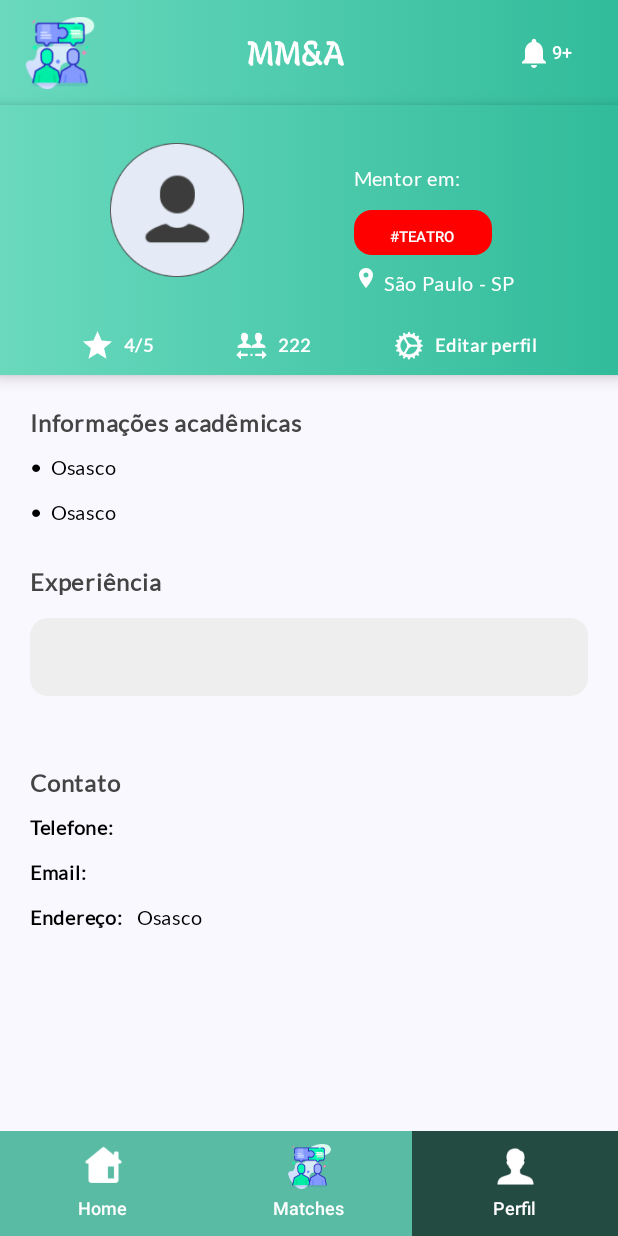
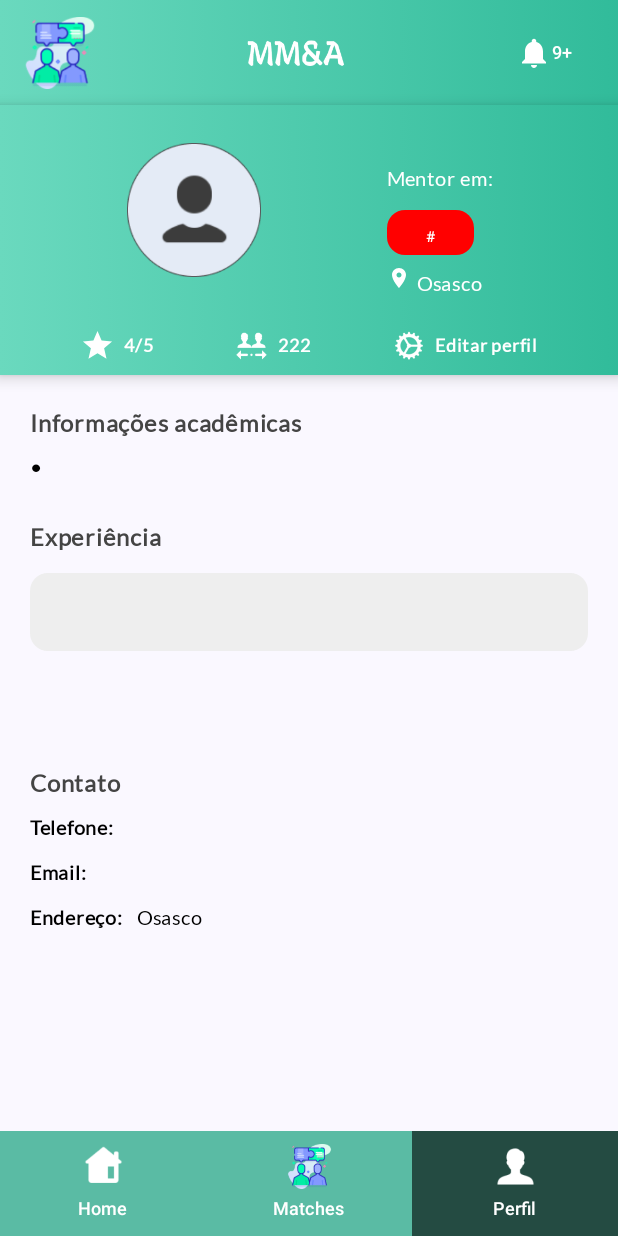
Before and after one commit to DanielaAlmeiida/Challenge-DB1, an Android app built with Jetpack Compose: the PerfilScreen screen opened through its navigation route, on a phone screen of 412 x 824 dp. Run offline under Robolectric (Android 15) with nearby library versions, the phone set to English and light mode, and no system bars; our stand-ins replace accompanist.

Commit message:
Exibição correta dos dados do usuário no perfil

```diff
--- a/app/src/main/java/br/com/fiap/sowa/ui/components/PerfilDados.kt
+++ b/app/src/main/java/br/com/fiap/sowa/ui/components/PerfilDados.kt
@@ -23,7 +23,13 @@ import br.com.fiap.sowa.R
 
 
 @Composable
-fun PerfilDados(telefone: String, email: String, endereco: String, descricao: String) {
+fun PerfilDados(
+    telefone: String,
+    email: String,
+    academicas: String,
+    experiencias: String,
+    cidade: String
+) {
     Column(
         horizontalAlignment = Alignment.Start,
         modifier = Modifier
@@ -44,8 +50,7 @@ fun PerfilDados(telefone: String, email: String, endereco: String, descricao: St
                 color = Color.DarkGray
             )
             Spacer(modifier = Modifier.height(6.dp))
-            PerfilComponenteDado(text = "•", dado = endereco)
-            PerfilComponenteDado(text = "•", dado = endereco)
+            PerfilComponenteDado(text = "•", dado = academicas)
             Spacer(modifier = Modifier.height(16.dp))
         }
 
@@ -68,7 +73,7 @@ fun PerfilDados(telefone: String, email: String, endereco: String, descricao: St
                 )  {
                     Spacer(modifier = Modifier.height(16.dp))
                     Text(
-                            text = descricao,
+                            text = experiencias,
                             fontSize = 13.sp,
                             fontWeight = FontWeight.Light,
                             color = Color.Black,
@@ -95,7 +100,7 @@ fun PerfilDados(telefone: String, email: String, endereco: String, descricao: St
             Spacer(modifier = Modifier.height(6.dp))
             PerfilComponenteDado(text = "Telefone: ", dado = telefone)
             PerfilComponenteDado(text = "Email: ", dado = email)
-            PerfilComponenteDado(text = "Endereço: ", dado = endereco)
+            PerfilComponenteDado(text = "Endereço: ", dado = cidade)
         }
 
     }
--- a/app/src/main/java/br/com/fiap/sowa/ui/components/PerfilHeader.kt
+++ b/app/src/main/java/br/com/fiap/sowa/ui/components/PerfilHeader.kt
@@ -39,12 +39,12 @@ import br.com.fiap.sowa.R
 fun PreviewPerfilHeader() {
     val navController = rememberNavController()
     Box(modifier = Modifier.fillMaxSize()) {
-        PerfilHeader("E.E. Prof José Barreto", "Teatro, Dança", "4/5", "222")
+        PerfilHeader("E.E. Prof José Barreto", "Teatro, Dança", "São Paulo","4/5", "222")
     }
 }
 
 @Composable
-fun PerfilHeader(nome: String, areas: String, avaliacao: String, numbConnections: String) {
+fun PerfilHeader(nome: String, areas: String, cidade: String, avaliacao: String, numbConnections: String) {
     Column(
         verticalArrangement = Arrangement.Center,
         horizontalAlignment = Alignment.CenterHorizontally,
@@ -112,7 +112,7 @@ fun PerfilHeader(nome: String, areas: String, avaliacao: String, numbConnections
                 Spacer(modifier = Modifier.width(8.dp))
 
                 Row {
-                    AreaInteresse(nomeAreaInteresse = "TEATRO", corAreaInteresse = Color.Red)
+                    AreaInteresse(nomeAreaInteresse = areas, corAreaInteresse = Color.Red)
                 }
                 Row(
                     modifier = Modifier.padding(top = 8.dp)
@@ -125,7 +125,7 @@ fun PerfilHeader(nome: String, areas: String, avaliacao: String, numbConnections
                     )
                     Spacer(modifier = Modifier.width(4.dp))
                     Text(
-                        text = "São Paulo - SP",
+                        text = cidade,
                         fontSize = 13.sp,
                         fontWeight = FontWeight.Light,
                         color = Color.White,
--- a/app/src/main/java/br/com/fiap/sowa/ui/screens/PerfilScreen.kt
+++ b/app/src/main/java/br/com/fiap/sowa/ui/screens/PerfilScreen.kt
@@ -60,7 +60,12 @@ fun PerfilScreen( navController: NavController ) {
         modifier = Modifier.fillMaxSize()
     ) {
         Header()
-        PerfilHeader(usuario.nome?:"José Barreto", usuario.areas?:"Teatro, Dança", "4/5", "222")
+        PerfilHeader(
+            usuario.nome?:"José Barreto",
+            usuario.areas?:"Teatro, Dança",
+            usuario.endereco?.cidade?:"São Paulo",
+            "4/5",
+            "222")
         LazyColumn(
             modifier = Modifier.weight(1f)
         ) {
@@ -68,8 +73,10 @@ fun PerfilScreen( navController: NavController ) {
                 PerfilDados(
                     usuario.telefone?: "(11) 91234-5678",
                     usuario.email?: "email@gmail.com",
-                    usuario.endereco?.cidade ?: "Av. Lins Vasconcelos, 5000 - São Paulo, SP",
-                    descricao = usuario.experiencias?: descricao)
+                    usuario.academicas?: "Experiencia em Teatro e Dança",
+                    usuario.experiencias?: descricao,
+                    usuario.endereco?.cidade?: "São Paulo"
+                    )
             }
         }
         NavBar(navController, "perfil")
```
